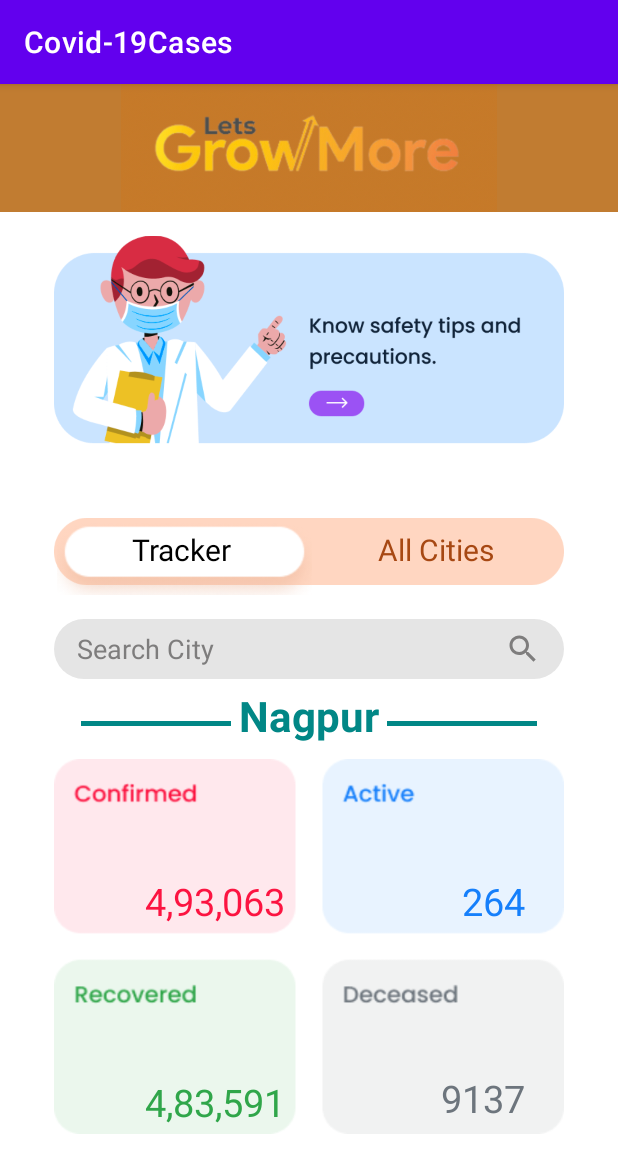
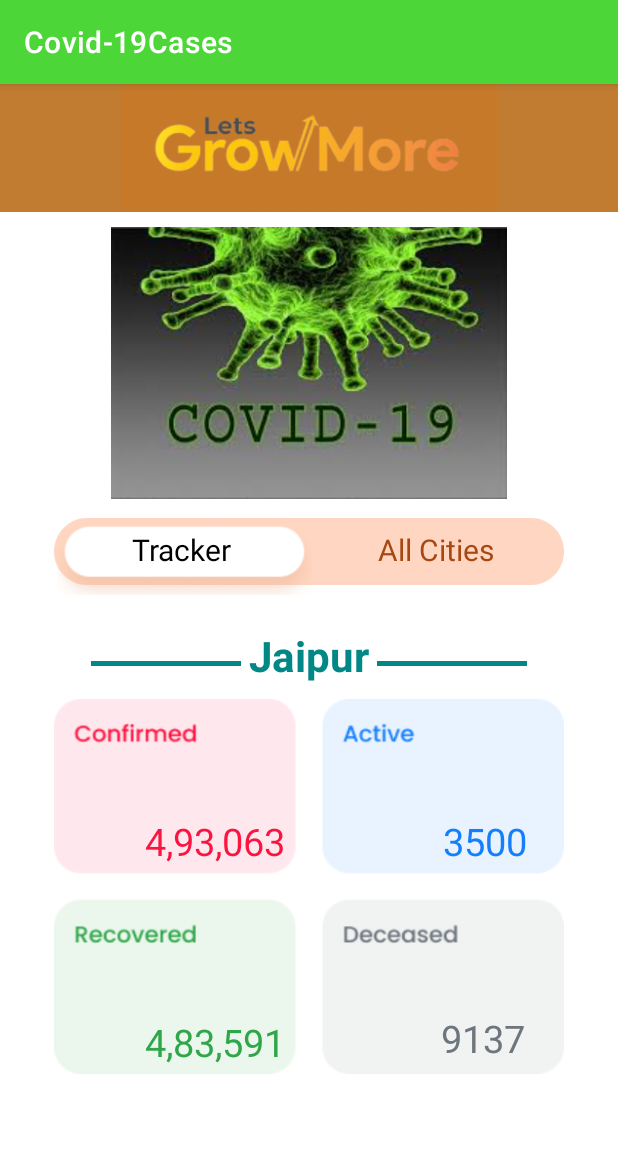
Before and after one commit to mitali-1703/LGM-VIP-Android-Development, an Android app: the screen it shows after launch (MainActivity2), on a phone screen of 412 x 824 dp. Shown: the top 1173 px of the screen. Run offline under Robolectric (Android 15) with nearby library versions, the phone set to English and light mode, and no system bars.

Commit message:
Added the complete task with some changes in the UI of the app

```diff
--- a/TASK1/app/src/main/res/drawable/ic_baseline_search_24.xml
+++ /dev/null
@@ -1,10 +0,0 @@
-<vector xmlns:android="http://schemas.android.com/apk/res/android"
-    android:width="24dp"
-    android:height="24dp"
-    android:viewportWidth="24"
-    android:viewportHeight="24"
-    android:tint="#7E7D7D">
-    <path
-        android:fillColor="#7E7D7D"
-        android:pathData="M15.5,14h-0.79l-0.28,-0.27C15.41,12.59 16,11.11 16,9.5 16,5.91 13.09,3 9.5,3S3,5.91 3,9.5 5.91,16 9.5,16c1.61,0 3.09,-0.59 4.23,-1.57l0.27,0.28v0.79l5,4.99L20.49,19l-4.99,-5zM9.5,14C7.01,14 5,11.99 5,9.5S7.01,5 9.5,5 14,7.01 14,9.5 11.99,14 9.5,14z"/>
-</vector>
--- a/TASK1/app/src/main/res/layout/activity_main.xml
+++ b/TASK1/app/src/main/res/layout/activity_main.xml
@@ -5,7 +5,7 @@
     android:layout_width="match_parent"
     android:layout_height="match_parent"
     tools:context=".MainActivity"
-    android:background="#76D7C4 ">
+    android:background="#EF5354 ">
 
 
     <LinearLayout
@@ -21,7 +21,7 @@
             android:gravity="center"
             android:padding="15dp"
             android:text="LGM"
-            android:textColor="@color/black"
+            android:textColor="@color/white"
             android:textSize="22sp"
             android:textStyle="bold" />
         <ImageButton
--- a/TASK1/app/src/main/res/layout/activity_main2.xml
+++ b/TASK1/app/src/main/res/layout/activity_main2.xml
@@ -25,7 +25,7 @@
         android:layout_width="340dp"
         android:layout_height="181dp"
         android:layout_gravity="center"
-        android:src="@drawable/img" />
+        android:src="@drawable/corona" />
     <RelativeLayout
         android:layout_width="340dp"
         android:layout_height="wrap_content"
@@ -83,16 +83,16 @@
         android:layout_height="wrap_content"
         android:layout_gravity="center">
 
-        <EditText
-            android:id="@+id/searchcity"
-            android:layout_width="340dp"
-            android:layout_height="40dp"
-            android:background="@drawable/basic_curved_rectangle"
-            android:drawableRight="@drawable/ic_baseline_search_24"
-            android:hint="Search City"
-            android:paddingLeft="15dp"
-            android:paddingRight="15dp"
-            android:textColorHint="#7E7D7D" />
+<!--        <EditText-->
+<!--            android:id="@+id/searchcity"-->
+<!--            android:layout_width="340dp"-->
+<!--            android:layout_height="40dp"-->
+<!--            android:background="@drawable/basic_curved_rectangle"-->
+<!--            android:drawableRight="@drawable/ic_baseline_search_24"-->
+<!--            android:hint="Search City"-->
+<!--            android:paddingLeft="15dp"-->
+<!--            android:paddingRight="15dp"-->
+<!--            android:textColorHint="#7E7D7D" />-->
     </LinearLayout>
     <LinearLayout
         android:layout_marginTop="5dp"
@@ -112,7 +112,7 @@
             android:layout_height="wrap_content"
             android:paddingLeft="5dp"
             android:paddingRight="5dp"
-            android:text="Nagpur"
+            android:text="Jaipur"
             android:textSize="28dp"
             android:textStyle="bold"
             android:textColor="@color/teal_700"/>
@@ -151,7 +151,7 @@
             android:id="@+id/textView5"
             android:layout_width="wrap_content"
             android:layout_height="wrap_content"
-            android:text="264"
+            android:text="3500"
             android:textColor="#157FFB"
             android:textSize="25dp"
             app:layout_constraintBottom_toBottomOf="parent"
--- a/TASK1/app/src/main/res/values/themes.xml
+++ b/TASK1/app/src/main/res/values/themes.xml
@@ -1,9 +1,9 @@
 <resources xmlns:tools="http://schemas.android.com/tools">
     <!-- Base application theme. -->
-    <style name="Theme.Covid19Cases" parent="Theme.MaterialComponents.DayNight.DarkActionBar">
+    <style name="Theme.Covid19Cases" parent="Theme.MaterialComponents.Light.DarkActionBar">
         <!-- Primary brand color. -->
-        <item name="colorPrimary">@color/purple_500</item>
-        <item name="colorPrimaryVariant">@color/purple_700</item>
+        <item name="colorPrimary">#4DD637</item>
+        <item name="colorPrimaryVariant">#3DBE29</item>
         <item name="colorOnPrimary">@color/white</item>
         <!-- Secondary brand color. -->
         <item name="colorSecondary">@color/teal_200</item>
```
Also changed, not shown: TASK1/app/src/main/res/layout/testing.xml (+15 -15 lines), TASK1/app/src/main/res/drawable/corona.jpg (added), TASK1/app/src/main/res/drawable/img.png (deleted).
